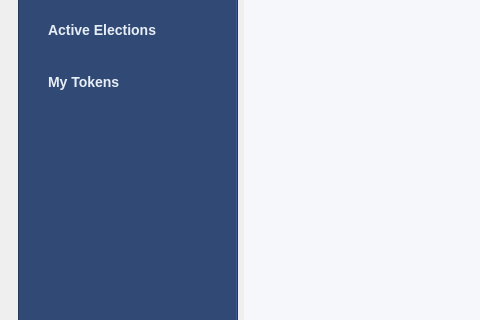
This is online_voting_app/src/views/mainwindow.ui in goblegue/pak.evm as Qt 5 draws it before an edit; both pictures show x 0 to 480 and y 213 to 533 of the 1163 by 784 pixel window. The edited form follows.
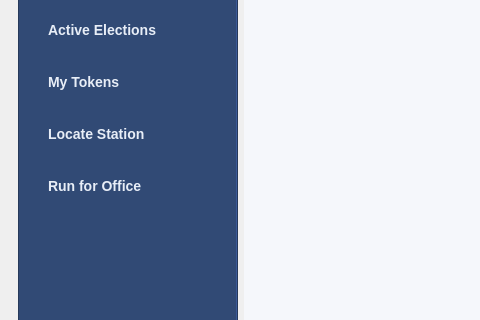
This is the edited form. Icons and pictures are not drawn.

Commit message: User 3 main pages completed

```diff
--- a/online_voting_app/src/views/mainwindow.ui
+++ b/online_voting_app/src/views/mainwindow.ui
@@ -759,6 +759,20 @@
                </property>
               </widget>
              </item>
+             <item>
+              <widget class="QPushButton" name="userSidebarLocateStationBtn">
+               <property name="text">
+                <string>Locate Station</string>
+               </property>
+              </widget>
+             </item>
+             <item>
+              <widget class="QPushButton" name="userSidebarCandidacyBtn">
+               <property name="text">
+                <string>Run for Office</string>
+               </property>
+              </widget>
+             </item>
              <item>
               <spacer name="verticalSpacer_10">
                <property name="orientation">
```
The commit also changes 13 other files.
